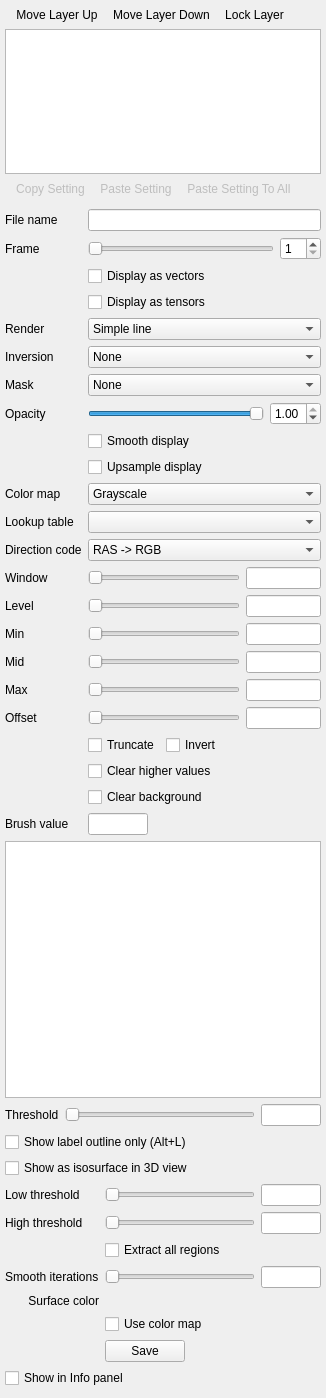
Old version of the form freeview/PanelVolume.ui in the repository freesurfer/freesurfer.
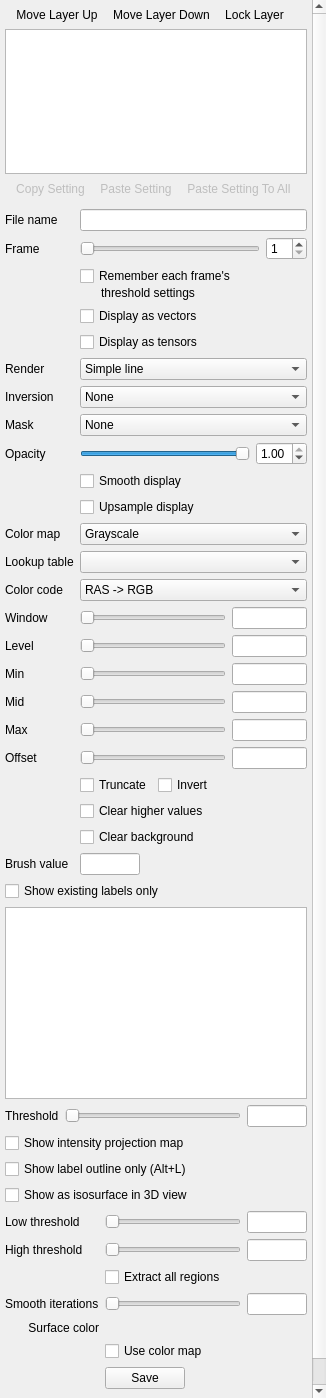
New version of the form. Icons and pictures are not drawn. Custom widgets are drawn as their Qt base class.

```diff
--- a/freeview/PanelVolume.ui
+++ b/freeview/PanelVolume.ui
@@ -26,9 +26,9 @@
    <property name="geometry">
     <rect>
      <x>0</x>
-     <y>-47</y>
+     <y>0</y>
      <width>308</width>
-     <height>1482</height>
+     <height>1632</height>
     </rect>
    </property>
    <layout class="QVBoxLayout" name="verticalLayout">
@@ -163,28 +163,28 @@
         </item>
        </layout>
       </item>
-      <item row="2" column="1">
+      <item row="3" column="1">
        <widget class="QCheckBox" name="checkBoxDisplayVector">
         <property name="text">
          <string>Display as vectors</string>
         </property>
        </widget>
       </item>
-      <item row="3" column="1">
+      <item row="4" column="1">
        <widget class="QCheckBox" name="checkBoxDisplayTensor">
         <property name="text">
          <string>Display as tensors</string>
         </property>
        </widget>
       </item>
-      <item row="4" column="0">
+      <item row="5" column="0">
        <widget class="QLabel" name="labelRenderObject">
         <property name="text">
          <string>Render</string>
         </property>
        </widget>
       </item>
-      <item row="4" column="1">
+      <item row="5" column="1">
        <widget class="QComboBox" name="comboBoxRenderObject">
         <item>
          <property name="text">
@@ -198,14 +198,14 @@
         </item>
        </widget>
       </item>
-      <item row="5" column="0">
+      <item row="6" column="0">
        <widget class="QLabel" name="labelInversion">
         <property name="text">
          <string>Inversion</string>
         </property>
        </widget>
       </item>
-      <item row="5" column="1">
+      <item row="6" column="1">
        <widget class="QComboBox" name="comboBoxInversion">
         <item>
          <property name="text">
@@ -229,14 +229,14 @@
         </item>
        </widget>
       </item>
-      <item row="6" column="0">
+      <item row="7" column="0">
        <widget class="QLabel" name="labelMask">
         <property name="text">
          <string>Mask</string>
         </property>
        </widget>
       </item>
-      <item row="6" column="1">
+      <item row="7" column="1">
        <widget class="QComboBox" name="comboBoxMask">
         <item>
          <property name="text">
@@ -245,14 +245,14 @@
         </item>
        </widget>
       </item>
-      <item row="7" column="0">
+      <item row="8" column="0">
        <widget class="QLabel" name="labelOpacity">
         <property name="text">
          <string>Opacity</string>
         </property>
        </widget>
       </item>
-      <item row="7" column="1">
+      <item row="8" column="1">
        <layout class="QHBoxLayout" name="horizontalLayout_2">
         <item>
          <widget class="QSlider" name="sliderOpacity">
@@ -282,28 +282,28 @@
         </item>
        </layout>
       </item>
-      <item row="8" column="1">
+      <item row="9" column="1">
        <widget class="QCheckBox" name="checkBoxSmooth">
         <property name="text">
          <string>Smooth display</string>
         </property>
        </widget>
       </item>
-      <item row="9" column="1">
+      <item row="10" column="1">
        <widget class="QCheckBox" name="checkBoxUpsample">
         <property name="text">
          <string>Upsample display</string>
         </property>
        </widget>
       </item>
-      <item row="10" column="0">
+      <item row="11" column="0">
        <widget class="QLabel" name="labelColorMap">
         <property name="text">
          <string>Color map</string>
         </property>
        </widget>
       </item>
-      <item row="10" column="1">
+      <item row="11" column="1">
        <widget class="QComboBox" name="comboBoxColorMap">
         <item>
          <property name="text">
@@ -337,24 +337,24 @@
         </item>
        </widget>
       </item>
-      <item row="11" column="0">
+      <item row="12" column="0">
        <widget class="QLabel" name="labelLookUpTable">
         <property name="text">
          <string>Lookup table</string>
         </property>
        </widget>
       </item>
-      <item row="11" column="1">
+      <item row="12" column="1">
        <widget class="QComboBox" name="comboBoxLookUpTable"/>
       </item>
-      <item row="12" column="0">
+      <item row="13" column="0">
        <widget class="QLabel" name="labelDirectionCode">
         <property name="text">
-         <string>Direction code</string>
+         <string>Color code</string>
         </property>
        </widget>
       </item>
-      <item row="12" column="1">
+      <item row="13" column="1">
        <widget class="QComboBox" name="comboBoxDirectionCode">
         <item>
          <property name="text">
@@ -388,14 +388,14 @@
         </item>
        </widget>
       </item>
-      <item row="13" column="0">
+      <item row="14" column="0">
        <widget class="QLabel" name="labelWindow">
         <property name="text">
          <string>Window</string>
         </property>
        </widget>
       </item>
-      <item row="13" column="1">
+      <item row="14" column="1">
        <layout class="QHBoxLayout" name="horizontalLayout_6">
         <item>
          <widget class="QSlider" name="sliderWindow">
@@ -425,14 +425,14 @@
         </item>
        </layout>
       </item>
-      <item row="14" column="0">
+      <item row="15" column="0">
        <widget class="QLabel" name="labelLevel">
         <property name="text">
          <string>Level</string>
         </property>
        </widget>
       </item>
-      <item row="14" column="1">
+      <item row="15" column="1">
        <layout class="QHBoxLayout" name="horizontalLayout_10">
         <item>
          <widget class="QSlider" name="sliderLevel">
@@ -462,14 +462,14 @@
         </item>
        </layout>
       </item>
-      <item row="15" column="0">
+      <item row="16" column="0">
        <widget class="QLabel" name="labelMin">
         <property name="text">
          <string>Min</string>
         </property>
        </widget>
       </item>
-      <item row="15" column="1">
+      <item row="16" column="1">
        <layout class="QHBoxLayout" name="horizontalLayout_9">
         <item>
          <widget class="QSlider" name="sliderMin">
@@ -499,14 +499,14 @@
         </item>
        </layout>
       </item>
-      <item row="16" column="0">
+      <item row="17" column="0">
        <widget class="QLabel" name="labelMid">
         <property name="text">
          <string>Mid</string>
         </property>
        </widget>
       </item>
-      <item row="16" column="1">
+      <item row="17" column="1">
        <layout class="QHBoxLayout" name="horizontalLayout_7">
         <item>
          <widget class="QSlider" name="sliderMid">
@@ -536,7 +536,7 @@
         </item>
        </layout>
       </item>
-      <item row="17" column="1">
+      <item row="18" column="1">
        <layout class="QHBoxLayout" name="horizontalLayout_11">
         <item>
          <widget class="QSlider" name="sliderMax">
@@ -566,14 +566,14 @@
         </item>
        </layout>
       </item>
-      <item row="18" column="0">
+      <item row="19" column="0">
        <widget class="QLabel" name="labelOffset">
         <property name="text">
          <string>Offset</string>
         </property>
        </widget>
       </item>
-      <item row="18" column="1">
+      <item row="19" column="1">
        <layout class="QHBoxLayout" name="horizontalLayout_14">
         <item>
          <widget class="QSlider" name="sliderOffset">
@@ -603,7 +603,7 @@
         </item>
        </layout>
       </item>
-      <item row="19" column="1">
+      <item row="20" column="1">
        <layout class="QGridLayout" name="gridLayout">
         <item row="0" column="0">
          <widget class="QCheckBox" name="checkBoxTruncate">
@@ -648,14 +648,14 @@
         </item>
        </layout>
       </item>
-      <item row="20" column="0">
+      <item row="21" column="0">
        <widget class="QLabel" name="labelBrushValue">
         <property name="text">
          <string>Brush value</string>
         </property>
        </widget>
       </item>
-      <item row="20" column="1">
+      <item row="21" column="1">
        <layout class="QHBoxLayout" name="horizontalLayout_17">
         <item>
          <widget class="QLineEdit" name="lineEditBrushValue">
@@ -704,15 +704,55 @@
         </item>
        </layout>
       </item>
-      <item row="17" column="0">
+      <item row="18" column="0">
        <widget class="QLabel" name="labelMax">
         <property name="text">
          <string>Max</string>
         </property>
        </widget>
       </item>
+      <item row="2" column="1">
+       <layout class="QVBoxLayout" name="verticalLayout_2">
+        <property name="spacing">
+         <number>0</number>
+        </property>
+        <item>
+         <widget class="QCheckBox" name="checkBoxRememberFrame">
+          <property name="text">
+           <string>Remember each frame's</string>
+          </property>
+         </widget>
+        </item>
+        <item>
+         <widget class="QLabel" name="labelRememberFrame">
+          <property name="sizePolicy">
+           <sizepolicy hsizetype="Preferred" vsizetype="Preferred">
+            <horstretch>1</horstretch>
+            <verstretch>0</verstretch>
+           </sizepolicy>
+          </property>
+          <property name="text">
+           <string>threshold settings</string>
+          </property>
+          <property name="wordWrap">
+           <bool>true</bool>
+          </property>
+          <property name="indent">
+           <number>21</number>
+          </property>
+         </widget>
+        </item>
+       </layout>
+      </item>
      </layout>
     </item>
+    <item>
+     <widget class="QCheckBox" name="checkBoxShowExistingLabels">
+      <property name="text">
+       <string>Show existing labels only</string>
+      </property>
+     </widget>
+    </item>
     <item>
      <widget class="QTreeWidget" name="treeWidgetColorTable">
       <property name="sizePolicy">
@@ -790,6 +830,13 @@
       </item>
      </layout>
     </item>
+    <item>
+     <widget class="QCheckBox" name="checkBoxProjectionMap">
+      <property name="text">
+       <string>Show intensity projection map</string>
+      </property>
+     </widget>
+    </item>
     <item>
      <widget class="QCheckBox" name="checkBoxShowOutline">
       <property name="text">
```
Left out of the diff: 142 changed lines with no effect on the pictures.
